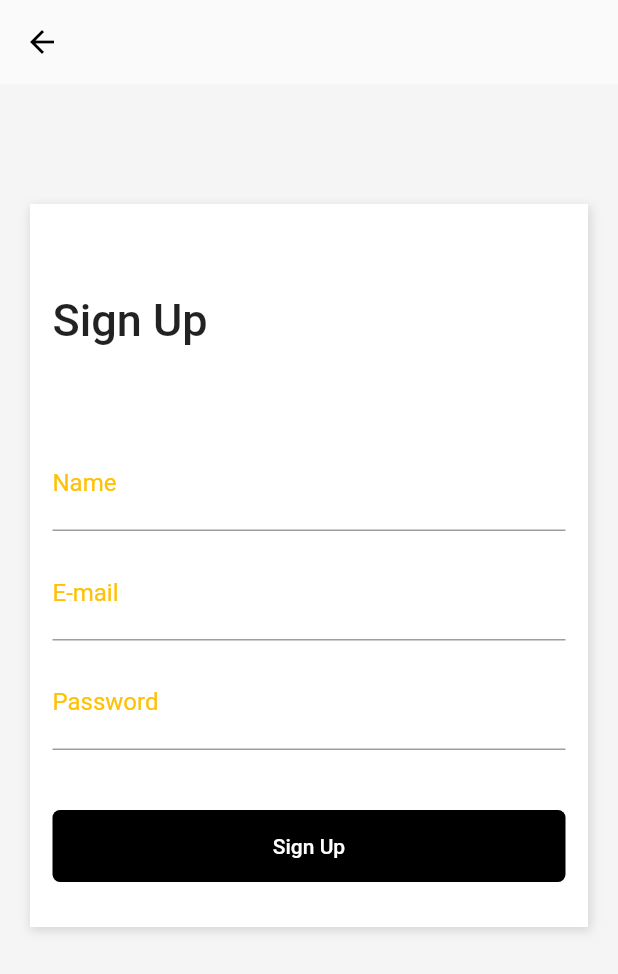
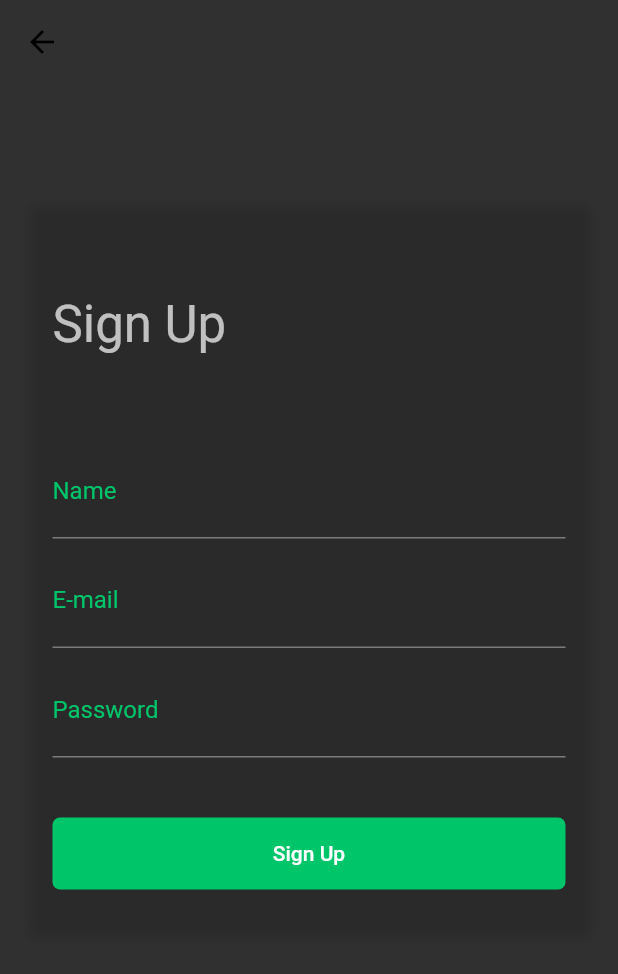
Before and after one commit to MyllaGraciani/exercicios-flutter, a Flutter app: the screen it shows after launch, item 3 of the bottom bar chosen, after a tap on "Sign Up", on a phone screen of 412 x 824 dp. Shown: the top 974 px of the screen. Run offline on Flutter 3.47's test engine with Material 2 defaults, Android fonts, the phone set to English and light mode, and no system bars; our stand-ins replace flutter_masked_text.

Commit message:
terminado de estilizar os temas dark e light

```diff
--- a/flutter-layouts/shopping/lib/main.dart
+++ b/flutter-layouts/shopping/lib/main.dart
@@ -1,6 +1,7 @@
 import 'package:flutter/material.dart';
 
 import 'pages/tabs.page.dart';
+import 'themes/dark.theme.dart';
 
 void main() {
   runApp(MyApp());
@@ -12,9 +13,7 @@ class MyApp extends StatelessWidget {
     return MaterialApp(
       title: 'Flutter Demo',
       debugShowCheckedModeBanner: false,
-      theme: ThemeData(
-        primarySwatch: Colors.amber,
-      ),
+      theme: darkTheme(),
       home: DefaultTabController(
         length: 3,
         child: TabsPage(),
--- a/flutter-layouts/shopping/lib/pages/home.page.dart
+++ b/flutter-layouts/shopping/lib/pages/home.page.dart
@@ -1,5 +1,3 @@
-import 'dart:ui';
-
 import 'package:flutter/material.dart';
 import 'package:shopping/widgets/category/category-list.widget.dart';
 import 'package:shopping/widgets/products/product-list.widget.dart';
@@ -12,7 +10,6 @@ class HomePage extends StatelessWidget {
       body: Container(
         padding: EdgeInsets.all(15),
         width: double.infinity,
-        color: Color(0xffF5F5F5),
         child: Column(
           crossAxisAlignment: CrossAxisAlignment.stretch,
           children: [
@@ -25,9 +22,7 @@ class HomePage extends StatelessWidget {
             ),
             Text(
               "Categories",
-              style: TextStyle(
-                fontSize: 30,
-              ),
+              style: Theme.of(context).textTheme.headline4,
             ),
             SizedBox(
               height: 10,
@@ -44,9 +39,7 @@ class HomePage extends StatelessWidget {
               children: [
                 Text(
                   "Best Selling",
-                  style: TextStyle(
-                    fontSize: 30,
-                  ),
+                  style: Theme.of(context).textTheme.headline4,
                 ),
                 TextButton(
                   onPressed: () {},
--- a/flutter-layouts/shopping/lib/pages/login.page.dart
+++ b/flutter-layouts/shopping/lib/pages/login.page.dart
@@ -8,7 +8,6 @@ class LoginPage extends StatelessWidget {
     return Scaffold(
       body: SingleChildScrollView(
         child: Container(
-          color: Color(0xffF5F5F5),
           padding: EdgeInsets.only(
             top: 80,
             left: 20,
@@ -21,7 +20,7 @@ class LoginPage extends StatelessWidget {
               Container(
                 height: 450,
                 decoration: BoxDecoration(
-                  color: Colors.white,
+                  color: Theme.of(context).accentColor,
                   boxShadow: [
                     new BoxShadow(
                       color: Colors.black12,
@@ -46,16 +45,20 @@ class LoginPage extends StatelessWidget {
                             children: [
                               Text(
                                 "Welcome",
-                                style: TextStyle(
-                                  fontSize: 30,
-                                  fontWeight: FontWeight.w500,
-                                ),
+                                style: Theme.of(context).textTheme.headline4,
                               ),
-                              Text("Sign in to continue"),
+                              Text(
+                                "Sign in to continue",
+                                style: Theme.of(context).textTheme.subtitle1,
+                              ),
                             ],
                           ),
                           TextButton(
-                            child: Text("Sign Up"),
+                            child: Text(
+                              "Sign Up",
+                              style: TextStyle(
+                                  color: Theme.of(context).primaryColor),
+                            ),
                             onPressed: () {
                               Navigator.push(
                                 context,
@@ -108,7 +111,11 @@ class LoginPage extends StatelessWidget {
                         height: 40,
                         alignment: Alignment.centerRight,
                         child: TextButton(
-                          child: Text("Forgot your password?"),
+                          child: Text(
+                            "Forgot your password?",
+                            style: TextStyle(
+                                color: Theme.of(context).primaryColor),
+                          ),
                           onPressed: () {},
                         ),
                       ),
@@ -118,7 +125,7 @@ class LoginPage extends StatelessWidget {
                       Container(
                         width: double.infinity,
                         decoration: BoxDecoration(
-                          color: Colors.black,
+                          color: Theme.of(context).primaryColor,
                           borderRadius: BorderRadius.all(
                             Radius.circular(5),
                           ),
@@ -161,7 +168,7 @@ class LoginPage extends StatelessWidget {
                 decoration: BoxDecoration(
                   border: Border.all(
                     width: 2.0,
-                    color: Theme.of(context).accentColor,
+                    color: Theme.of(context).primaryColor,
                   ),
                   borderRadius: BorderRadius.all(
                     Radius.circular(5),
@@ -178,7 +185,12 @@ class LoginPage extends StatelessWidget {
                           //fit: BoxFit.fill,
                         ),
                       ),
-                      Text("Sign In with Facebook"),
+                      Text(
+                        "Sign In with Facebook",
+                        style: TextStyle(
+                          color: Theme.of(context).primaryColor,
+                        ),
+                      ),
                     ],
                   ),
                   onPressed: () {},
@@ -193,7 +205,7 @@ class LoginPage extends StatelessWidget {
                 decoration: BoxDecoration(
                   border: Border.all(
                     width: 2.0,
-                    color: Theme.of(context).accentColor,
+                    color: Theme.of(context).primaryColor,
                   ),
                   borderRadius: BorderRadius.all(
                     Radius.circular(5),
@@ -210,7 +222,12 @@ class LoginPage extends StatelessWidget {
                           //fit: BoxFit.fill,
                         ),
                       ),
-                      Text("Sign In with Google"),
+                      Text(
+                        "Sign In with Google",
+                        style: TextStyle(
+                          color: Theme.of(context).primaryColor,
+                        ),
+                      ),
                     ],
                   ),
                   onPressed: () {},
--- a/flutter-layouts/shopping/lib/pages/signup.page.dart
+++ b/flutter-layouts/shopping/lib/pages/signup.page.dart
@@ -10,7 +10,6 @@ class SignupPage extends StatelessWidget {
       ),
       body: SingleChildScrollView(
         child: Container(
-          color: Color(0xffF5F5F5),
           padding: EdgeInsets.only(
             top: 80,
             left: 20,
@@ -21,7 +20,6 @@ class SignupPage extends StatelessWidget {
             children: [
               Container(
                 decoration: BoxDecoration(
-                  color: Colors.white,
                   boxShadow: [
                     new BoxShadow(
                       color: Colors.black12,
@@ -42,10 +40,7 @@ class SignupPage extends StatelessWidget {
                     children: [
                       Text(
                         "Sign Up",
-                        style: TextStyle(
-                          fontSize: 30,
-                          fontWeight: FontWeight.w500,
-                        ),
+                        style: Theme.of(context).textTheme.headline4,
                       ),
                       SizedBox(
                         height: 60,
@@ -108,7 +103,7 @@ class SignupPage extends StatelessWidget {
                       Container(
                         width: double.infinity,
                         decoration: BoxDecoration(
-                          color: Colors.black,
+                          color: Theme.of(context).primaryColor,
                           borderRadius: BorderRadius.all(
                             Radius.circular(5),
                           ),
--- a/flutter-layouts/shopping/lib/pages/tabs.page.dart
+++ b/flutter-layouts/shopping/lib/pages/tabs.page.dart
@@ -26,11 +26,11 @@ class TabsPage extends StatelessWidget {
             icon: new Icon(Icons.perm_identity),
           ),
         ],
-        labelColor: Colors.blue,
+        labelColor: Theme.of(context).primaryColor,
         unselectedLabelColor: Colors.black26,
         indicatorSize: TabBarIndicatorSize.label,
         indicatorPadding: EdgeInsets.all(5.0),
-        indicatorColor: Colors.blue,
+        indicatorColor: Theme.of(context).primaryColor,
       ),
     );
   }
--- /dev/null
+++ b/flutter-layouts/shopping/lib/themes/dark.theme.dart
@@ -0,0 +1,46 @@
+import 'package:flutter/material.dart';
+
+const brightness = Brightness.dark;
+const primaryColor = const Color(0xFF00C569);
+const lightColor = const Color(0xFFFFFFFF);
+const backgroundColor = const Color(0xFFF5F5F5);
+
+ThemeData darkTheme() {
+  return ThemeData(
+    // primarySwatch: primaryColor,
+    brightness: brightness,
+    // textTheme: new TextTheme(
+    //   body1: new TextStyle(color: Colors.red),
+    //   display4: new TextStyle(fontSize: 78),
+    //   button: new TextStyle(color: Colors.green),
+    // ),
+    // tabBarTheme:
+    // accentIconTheme:
+    // accentTextTheme:
+    // appBarTheme:
+    // bottomAppBarTheme:
+    // buttonTheme: new ButtonThemeData(
+    //   buttonColor: Colors.orange,
+    //   textTheme: ButtonTextTheme.primary,
+    // ),
+    // cardTheme: CardTheme(
+    //   elevation: 5,
+    //   color: Colors.indigo,
+    // ),
+    // chipTheme:
+    // dialogTheme:
+    // floatingActionButtonTheme:
+    // iconTheme:
+    // inputDecorationTheme:
+    // pageTransitionsTheme:
+    // primaryIconTheme:
+    // primaryTextTheme:
+    // sliderTheme:
+    primaryColor: primaryColor,
+    accentColor: Colors.black26,
+    // fontFamily: 'Montserrat',
+    // buttonColor: Color(0xFF00C569),
+    // // scaffoldBackgroundColor: backgroundColor,
+    // cardColor: Colors.white,
+  );
+}
--- a/flutter-layouts/shopping/lib/widgets/category/category-item.widget.dart
+++ b/flutter-layouts/shopping/lib/widgets/category/category-item.widget.dart
@@ -13,7 +13,7 @@ class CategoryItem extends StatelessWidget {
       margin: EdgeInsets.all(10),
       padding: EdgeInsets.all(10),
       decoration: BoxDecoration(
-        color: Colors.white,
+        color: Theme.of(context).accentColor,
         boxShadow: [
           new BoxShadow(
             color: Colors.black12,
--- a/flutter-layouts/shopping/lib/widgets/products/product-item.widget.dart
+++ b/flutter-layouts/shopping/lib/widgets/products/product-item.widget.dart
@@ -76,7 +76,7 @@ class ProductItem extends StatelessWidget {
             style: TextStyle(
               fontSize: 16,
               fontWeight: FontWeight.bold,
-              color: Color(0xff00C569),
+              color: Theme.of(context).primaryColor,
             ),
           ),
         ],
--- a/flutter-layouts/shopping/lib/widgets/search-box.widget.dart
+++ b/flutter-layouts/shopping/lib/widgets/search-box.widget.dart
@@ -24,14 +24,14 @@ class SearchBox extends StatelessWidget {
                 border: InputBorder.none,
                 labelText: "Search...",
                 labelStyle: TextStyle(
-                  color: Colors.black,
+                  color: Theme.of(context).primaryColor,
                   fontWeight: FontWeight.w300,
                   fontSize: 16,
                 ),
               ),
               style: TextStyle(
                 fontSize: 20,
-                color: Colors.black,
+                color: Theme.of(context).primaryColor,
               ),
             ),
           ),
```
Also changed, not shown: flutter-layouts/shopping/lib/pages/cart.page.dart (+25 -16 lines), flutter-layouts/shopping/lib/themes/light.theme.dart (added, +48 -0 lines).
